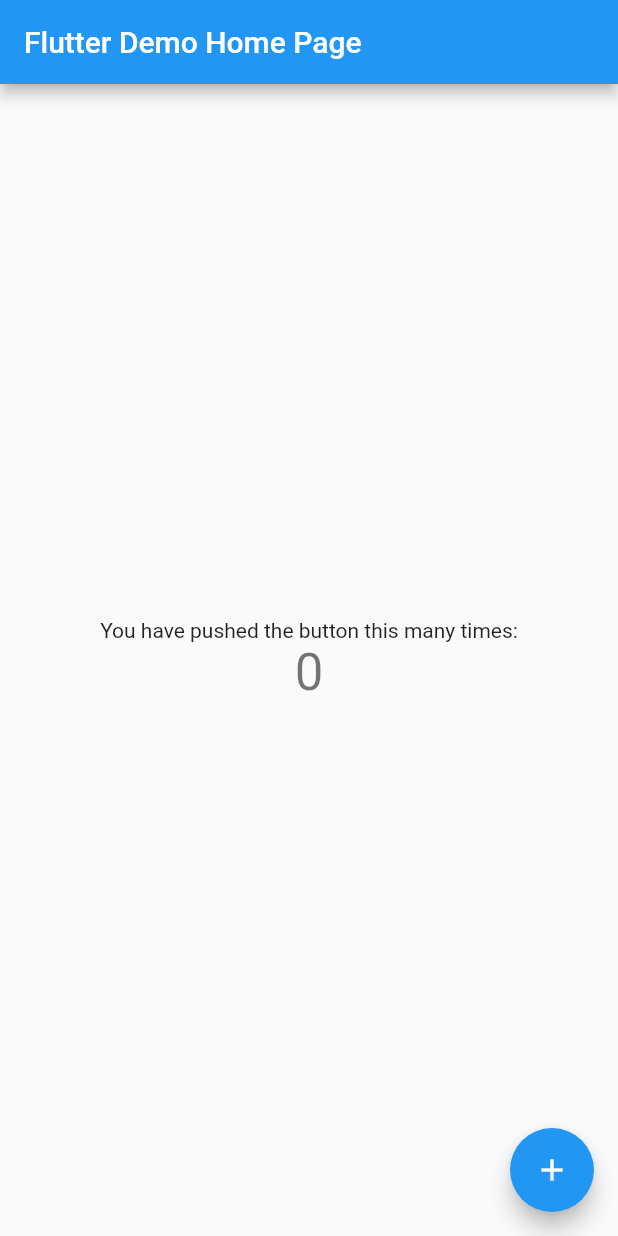
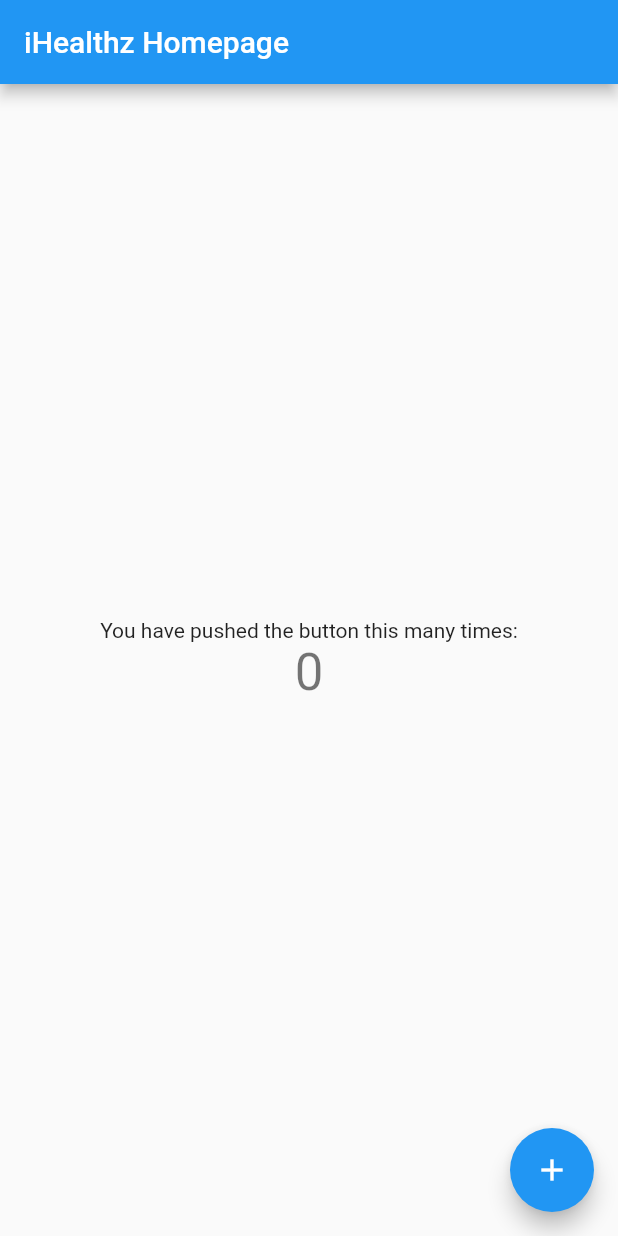
Before and after one commit to Luquatic/IPMEDTH, a Flutter app: the screen it shows after launch, on a phone screen of 412 x 824 dp. Run offline on Flutter 3.47's test engine with Material 2 defaults, Android fonts, the phone set to English and light mode, and no system bars.

Commit message:
updated title

```diff
--- a/lib/main.dart
+++ b/lib/main.dart
@@ -7,7 +7,7 @@ class MyApp extends StatelessWidget {
   @override
   Widget build(BuildContext context) {
     return MaterialApp(
-      title: 'Flutter Demo',
+      title: 'iHealthz',
       theme: ThemeData(
         // This is the theme of your application.
         //
@@ -20,7 +20,7 @@ class MyApp extends StatelessWidget {
         // is not restarted.
         primarySwatch: Colors.blue,
       ),
-      home: MyHomePage(title: 'Flutter Demo Home Page'),
+      home: MyHomePage(title: 'iHealthz Homepage'),
     );
   }
 }
```
